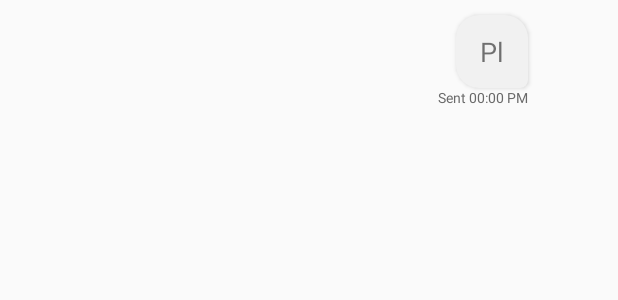
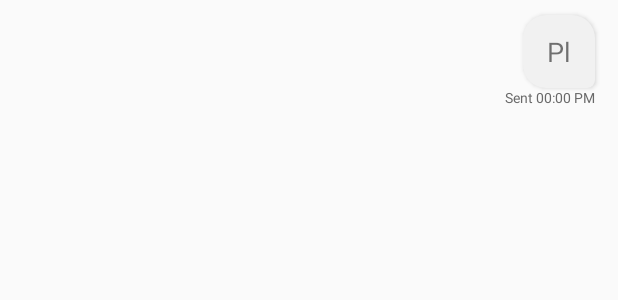
Before and after one commit to jackfperryjr/ffstory, an Android app: the layout user_message.xml on its own in the app's theme, with its tools: preview values and no code run, on a phone screen of 412 x 824 dp. Shown: the top 300 px of the screen. Run offline under Robolectric (Android 15) with nearby library versions, the phone set to English and light mode, and no system bars.

Commit message:
Fixed message spacing

```diff
--- a/app/src/main/res/layout/user_message.xml
+++ b/app/src/main/res/layout/user_message.xml
@@ -3,8 +3,8 @@
                 android:layout_width="match_parent"
                 android:layout_height="wrap_content"
                 android:paddingVertical="10dp"
-                android:paddingLeft="15dp"
-                android:paddingRight="60dp"
+                android:paddingLeft="60dp"
+                android:paddingRight="15dp"
                 android:clipToPadding="false">
     <TextView
             android:layout_width="wrap_content"
```
